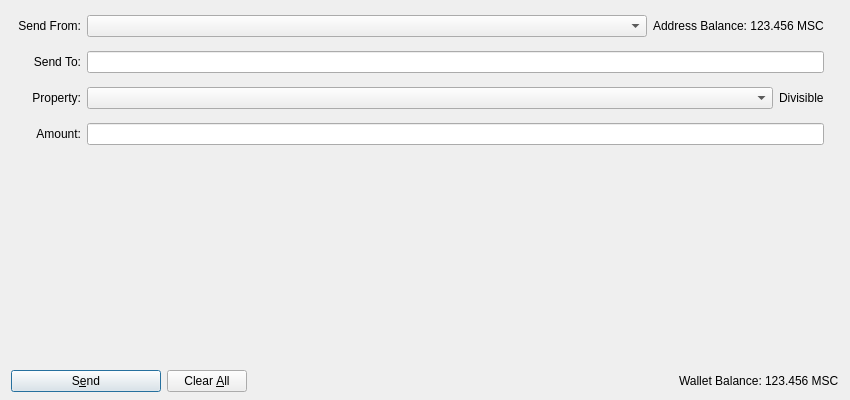
Old version of the form src/qt/forms/sendmpdialog.ui in the repository zathras-crypto/mastercore.
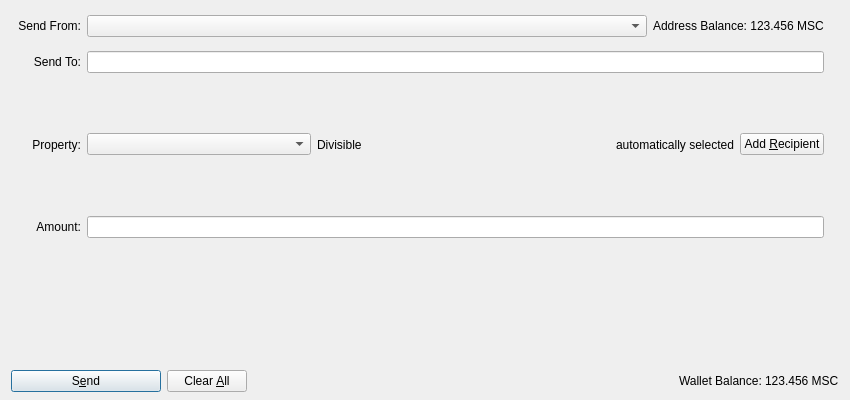
New version of the form. Icons and pictures are not drawn.

What changed in the file:
```diff
--- a/src/qt/forms/sendmpdialog.ui
+++ b/src/qt/forms/sendmpdialog.ui
@@ -189,6 +189,60 @@
            </property>
           </widget>
          </item>
+
+    <item>
+    <widget class="QFrame" name="frameCoinControl">
+     <property name="sizePolicy">
+      <sizepolicy hsizetype="Expanding" vsizetype="Expanding">
+       <horstretch>0</horstretch>
+       <verstretch>0</verstretch>
+      </sizepolicy>
+     </property>
+    </widget>
+    </item>
+
+        <item>
+           <widget class="QLabel" name="labelCoinControlInsuffFunds">
+            <property name="font">
+             <font>
+              <weight>75</weight>
+              <bold>true</bold>
+             </font>
+            </property>
+           </widget>
+        </item>
+        
+        <item>
+         <widget class="QWidget" name="widgetCoinControl" native="true"> </widget>
+        </item>
+
+          <item>
+           <widget class="QLabel" name="labelCoinControlAutomaticallySelected">
+            <property name="text">
+             <string>automatically selected</string>
+            </property>
+            <property name="margin">
+             <number>5</number>
+            </property>
+           </widget>
+          </item>
+     <item>
+      <widget class="QPushButton" name="addButton">
+       <property name="toolTip">
+        <string>Send to multiple recipients at once</string>
+       </property>
+       <property name="text">
+        <string>Add &amp;Recipient</string>
+       </property>
+       <property name="icon">
+        <iconset resource="../bitcoin.qrc">
+         <normaloff>:/icons/add</normaloff>:/icons/add</iconset>
+       </property>
+       <property name="autoDefault">
+        <bool>false</bool>
+       </property>
+      </widget>
+     </item>
          <item>
           <spacer name="horizontalSpacer_4">
            <property name="orientation">
@@ -249,6 +303,15 @@
          </item>
         </layout>
        </item>
+
+       <item>
+        <layout class="QVBoxLayout" name="entries">
+         <property name="spacing">
+          <number>6</number>
+         </property>
+        </layout>
+       </item>
+
        <item>
         <spacer name="verticalSpacer">
          <property name="orientation">
```
